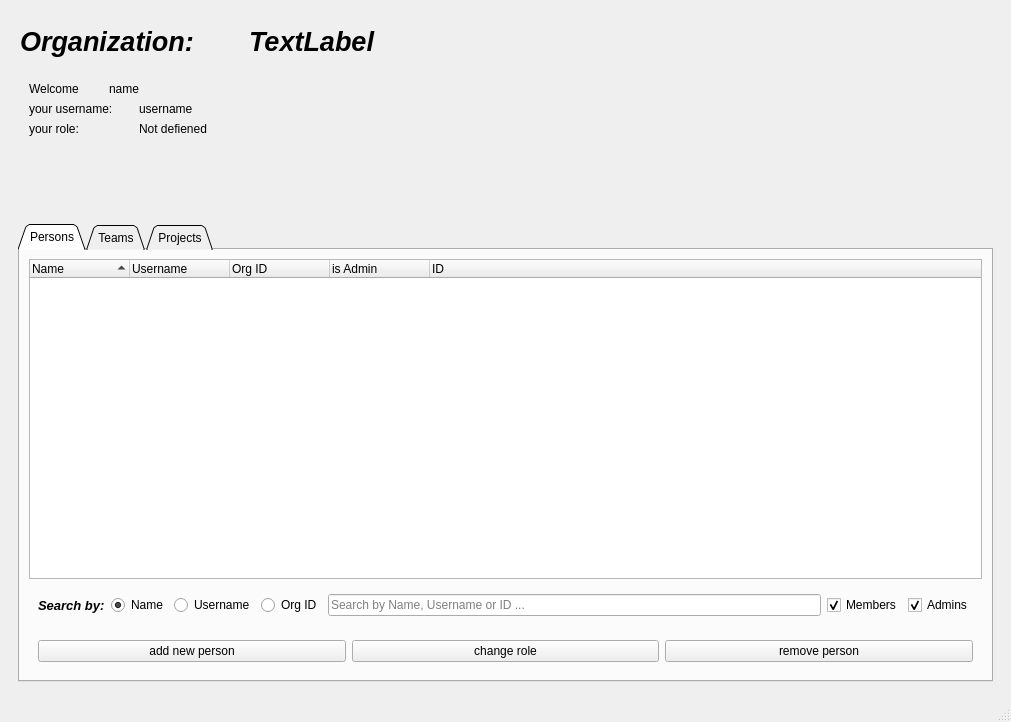
Before: the Qt Designer form ToDoListClient/organizationswindow.ui in captain-moji/To_Do_List_Project, drawn with Qt 5.
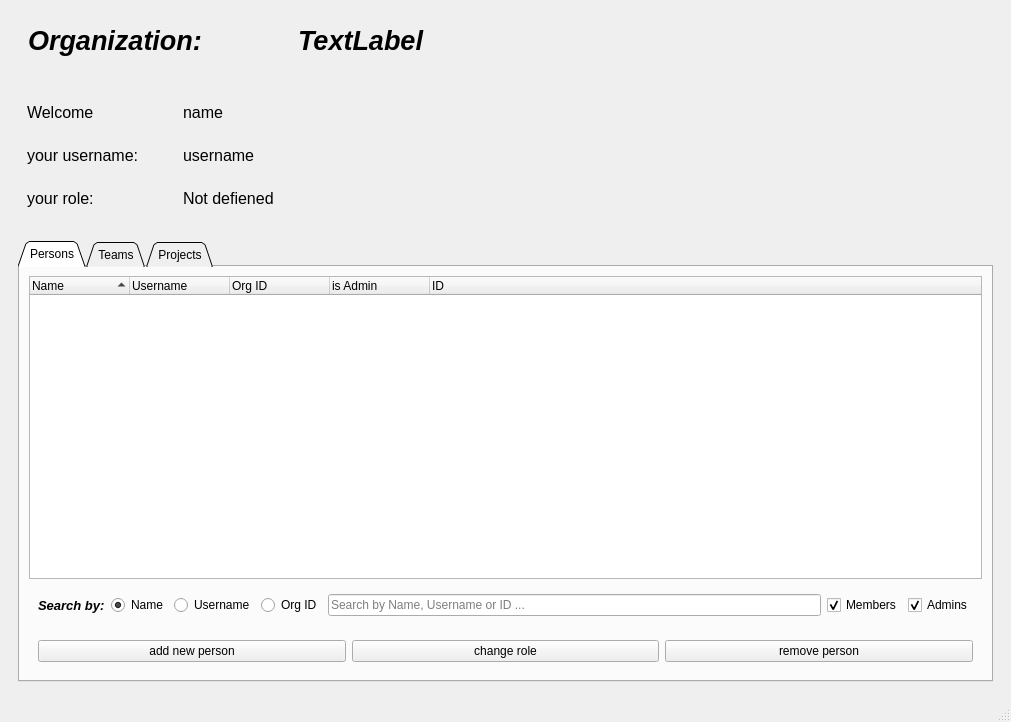
After: the same form once the commit is applied.

Patch:
```diff
--- a/ToDoListClient/organizationswindow.ui
+++ b/ToDoListClient/organizationswindow.ui
@@ -23,11 +23,20 @@
         <height>200</height>
        </size>
       </property>
+      <layout class="QVBoxLayout" name="verticalLayout_5">
+       <item>
+        <widget class="QWidget" name="widget_7" native="true">
+         <property name="minimumSize">
+          <size>
+           <width>0</width>
+           <height>70</height>
+          </size>
+         </property>
       <widget class="QLabel" name="org_name_lable">
        <property name="geometry">
         <rect>
-         <x>240</x>
-         <y>10</y>
+            <x>280</x>
+            <y>0</y>
          <width>261</width>
          <height>44</height>
         </rect>
@@ -46,8 +55,8 @@
       <widget class="QLabel" name="organization_name_text">
        <property name="geometry">
         <rect>
-         <x>11</x>
-         <y>10</y>
+            <x>10</x>
+            <y>0</y>
          <width>214</width>
          <height>44</height>
         </rect>
@@ -63,84 +72,117 @@
         <string>Organization:</string>
        </property>
       </widget>
+        </widget>
+       </item>
+       <item>
+        <widget class="QWidget" name="widget_6" native="true">
+         <layout class="QHBoxLayout" name="horizontalLayout_8">
+          <item>
       <widget class="QLabel" name="welcome_label">
-       <property name="geometry">
-        <rect>
-         <x>20</x>
-         <y>70</y>
-         <width>63</width>
-         <height>20</height>
-        </rect>
+            <property name="maximumSize">
+             <size>
+              <width>150</width>
+              <height>16777215</height>
+             </size>
+            </property>
+            <property name="font">
+             <font>
+              <pointsize>12</pointsize>
+             </font>
        </property>
        <property name="text">
         <string>Welcome </string>
        </property>
       </widget>
+          </item>
+          <item>
       <widget class="QLabel" name="user_name_text">
-       <property name="geometry">
-        <rect>
-         <x>100</x>
-         <y>70</y>
-         <width>63</width>
-         <height>20</height>
-        </rect>
+            <property name="font">
+             <font>
+              <pointsize>12</pointsize>
+             </font>
        </property>
        <property name="text">
         <string>name</string>
        </property>
       </widget>
+          </item>
+         </layout>
+        </widget>
+       </item>
+       <item>
+        <widget class="QWidget" name="widget_8" native="true">
+         <layout class="QHBoxLayout" name="horizontalLayout_9">
+          <item>
       <widget class="QLabel" name="username_label">
-       <property name="geometry">
-        <rect>
-         <x>20</x>
-         <y>90</y>
-         <width>121</width>
-         <height>20</height>
-        </rect>
+            <property name="maximumSize">
+             <size>
+              <width>150</width>
+              <height>16777215</height>
+             </size>
+            </property>
+            <property name="font">
+             <font>
+              <pointsize>12</pointsize>
+             </font>
        </property>
        <property name="text">
         <string>your username:</string>
        </property>
       </widget>
+          </item>
+          <item>
       <widget class="QLabel" name="user_username_text">
-       <property name="geometry">
-        <rect>
-         <x>130</x>
-         <y>90</y>
-         <width>63</width>
-         <height>20</height>
-        </rect>
+            <property name="font">
+             <font>
+              <pointsize>12</pointsize>
+             </font>
        </property>
        <property name="text">
         <string>username</string>
        </property>
       </widget>
-      <widget class="QLabel" name="user_role_text">
-       <property name="geometry">
-        <rect>
-         <x>130</x>
-         <y>110</y>
-         <width>111</width>
-         <height>20</height>
-        </rect>
-       </property>
-       <property name="text">
-        <string>Not defiened</string>
-       </property>
-      </widget>
+          </item>
+         </layout>
+        </widget>
+       </item>
+       <item>
+        <widget class="QWidget" name="widget_10" native="true">
+         <property name="font">
+          <font>
+           <pointsize>12</pointsize>
+          </font>
+         </property>
+         <layout class="QHBoxLayout" name="horizontalLayout_10">
+          <item>
       <widget class="QLabel" name="role_label">
-       <property name="geometry">
-        <rect>
-         <x>20</x>
-         <y>110</y>
-         <width>121</width>
-         <height>20</height>
-        </rect>
+            <property name="maximumSize">
+             <size>
+              <width>150</width>
+              <height>16777215</height>
+             </size>
+            </property>
+            <property name="font">
+             <font>
+              <pointsize>12</pointsize>
+             </font>
        </property>
        <property name="text">
         <string>your role:</string>
        </property>
       </widget>
+          </item>
+          <item>
+           <widget class="QLabel" name="user_role_text">
+            <property name="text">
+             <string>Not defiened</string>
+            </property>
+           </widget>
+          </item>
+         </layout>
+        </widget>
+       </item>
+      </layout>
      </widget>
     </item>
     <item>
```
Lines whose indentation alone changed are shown as unchanged.
